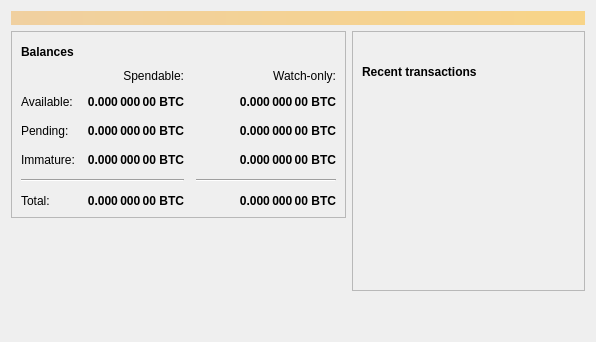
Above: src/qt/forms/overviewpage.ui from willyko/syscoin2 before the change. Below: the same form after it.
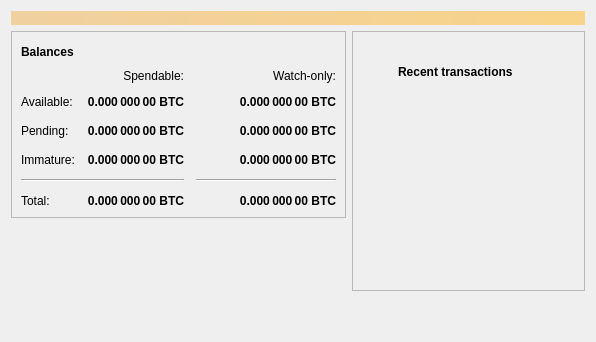
That is the form after the change.

What changed in the file:
```diff
--- a/src/qt/forms/overviewpage.ui
+++ b/src/qt/forms/overviewpage.ui
@@ -433,19 +433,6 @@
           </item>
           <item>
            <layout class="QHBoxLayout" name="horizontalLayout_2">
-            <item>
-             <widget class="QLabel" name="label_4">
-              <property name="font">
-               <font>
-                <weight>75</weight>
-                <bold>true</bold>
-               </font>
-              </property>
-              <property name="text">
-               <string>Recent transactions</string>
-              </property>
-             </widget>
-            </item>
             <item>
              <widget class="QPushButton" name="labelTransactionsStatus">
               <property name="enabled">
@@ -474,6 +461,19 @@
               </property>
              </widget>
             </item>
+            <item>
+             <widget class="QLabel" name="label_4">
+              <property name="font">
+               <font>
+                <weight>75</weight>
+                <bold>true</bold>
+               </font>
+              </property>
+              <property name="text">
+               <string>Recent transactions</string>
+              </property>
+             </widget>
+            </item>
             <item>
              <spacer name="horizontalSpacer">
               <property name="orientation">
```
